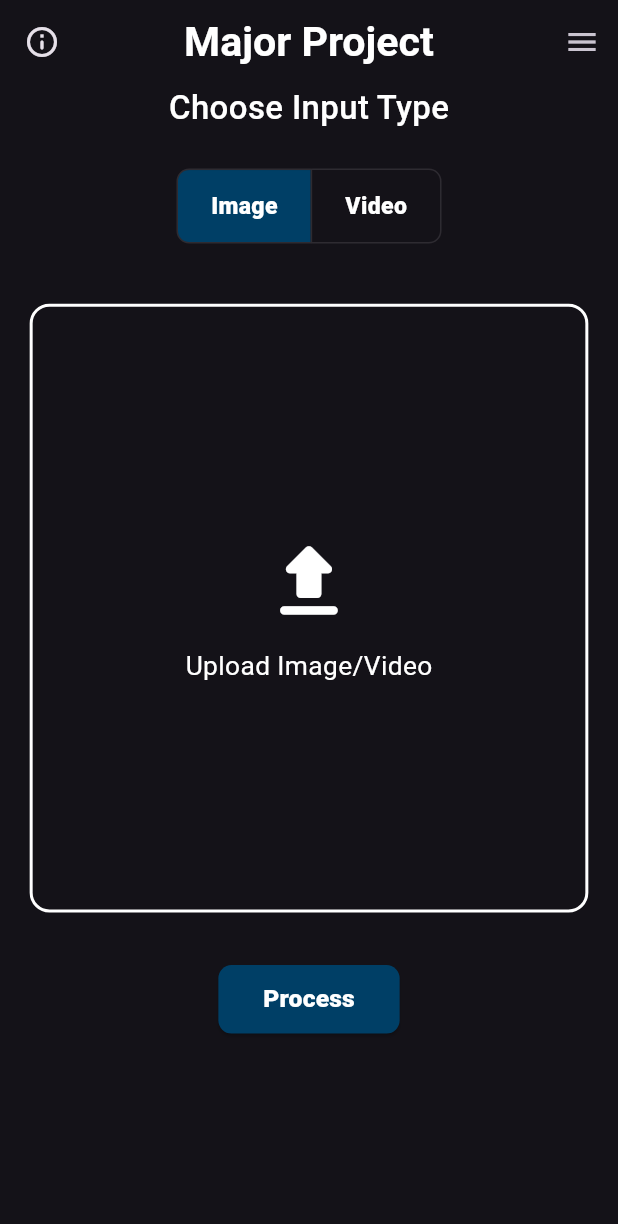
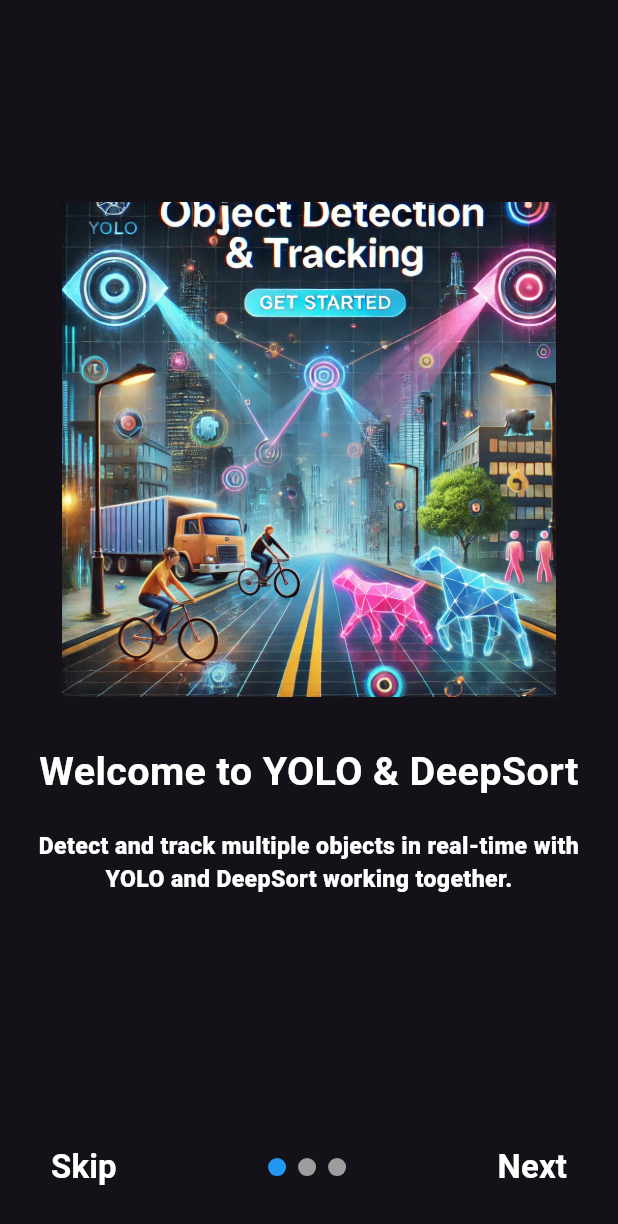
Before and after one commit to adityakumarsahu108/yolo_deepsort_major_project_7th_em, a Flutter app: the screen it shows after launch, on a phone screen of 412 x 824 dp. Shown: the top 1224 px of the screen. Run offline on Flutter 3.47's test engine with Material 3 defaults, Android fonts, the phone set to English and light mode, and no system bars; drawn by our look-alikes of smooth_page_indicator; our stand-ins replace flutter_bloc, flutter_screenutil, image_picker, permission_handler, video_player.

Commit message:
added onboarding screens

```diff
--- /dev/null
+++ b/lib/common/images.dart
@@ -0,0 +1,5 @@
+class Images {
+  static const yolo = 'asset/images/yolo.jpg';
+  static const deepSort = 'asset/images/deepSort.jpg';
+  static const both = 'asset/images/both.jpg';
+}
--- a/lib/main.dart
+++ b/lib/main.dart
@@ -2,7 +2,7 @@
 import 'package:flutter_bloc/flutter_bloc.dart';
 import 'package:flutter_screenutil/flutter_screenutil.dart';
 import 'package:yolo_deepsort/bloc/media_bloc.dart';
-import 'package:yolo_deepsort/screens/home_page.dart';
+import 'package:yolo_deepsort/screens/onboarding/onboarding_screen.dart';
 
 void main() {
   runApp(const MyApp());
@@ -16,13 +16,13 @@
     return ScreenUtilInit(
       designSize: const Size(375, 812),
       builder: (context, child) {
-        return MaterialApp(
-          debugShowCheckedModeBanner: false,
-          home: BlocProvider(
-            create: (context) => MediaPickerBloc(),
-            child: const HomePage(),
+        return BlocProvider(
+          create: (context) => MediaPickerBloc(),
+          child: MaterialApp(
+            debugShowCheckedModeBanner: false,
+            home: const OnboardingScreen(),
+            theme: ThemeData.dark(),
           ),
-          theme: ThemeData.dark(),
         );
       },
     );
--- /dev/null
+++ b/lib/screens/onboarding/onboarding_page.dart
@@ -0,0 +1,43 @@
+import 'package:flutter/material.dart';
+import 'package:flutter_screenutil/flutter_screenutil.dart';
+import 'package:yolo_deepsort/common/style.dart';
+
+class OnboardingPage extends StatelessWidget {
+  final String image;
+  final String title;
+  final String description;
+
+  const OnboardingPage({
+    super.key,
+    required this.image,
+    required this.title,
+    required this.description,
+  });
+
+  @override
+  Widget build(BuildContext context) {
+    return Padding(
+      padding: EdgeInsets.all(16.0.sp),
+      child: Column(
+        mainAxisAlignment: MainAxisAlignment.center,
+        children: [
+          Image.asset(image, height: 325.h),
+          SizedBox(height: 30.h),
+          Text(
+            title,
+            style: AppTextStyle.primaryTextStyle
+                .copyWith(color: Colors.white, fontSize: 24.sp),
+            textAlign: TextAlign.center,
+          ),
+          SizedBox(height: 20.h),
+          Text(
+            description,
+            style: AppTextStyle.secondaryBlackTextStyle
+                .copyWith(color: Colors.white),
+            textAlign: TextAlign.center,
+          ),
+        ],
+      ),
+    );
+  }
+}
--- /dev/null
+++ b/lib/screens/onboarding/onboarding_screen.dart
@@ -0,0 +1,107 @@
+import 'package:flutter/material.dart';
+import 'package:flutter_screenutil/flutter_screenutil.dart';
+import 'package:smooth_page_indicator/smooth_page_indicator.dart';
+import 'package:yolo_deepsort/common/images.dart';
+import 'package:yolo_deepsort/common/style.dart';
+import 'package:yolo_deepsort/screens/home_page.dart';
+import 'package:yolo_deepsort/screens/onboarding/onboarding_page.dart';
+
+class OnboardingScreen extends StatefulWidget {
+  const OnboardingScreen({super.key});
+
+  @override
+  // ignore: library_private_types_in_public_api
+  _OnboardingScreenState createState() => _OnboardingScreenState();
+}
+
+class _OnboardingScreenState extends State<OnboardingScreen> {
+  final PageController _controller = PageController();
+
+  @override
+  Widget build(BuildContext context) {
+    return Scaffold(
+      body: Column(
+        children: [
+          Expanded(
+            child: PageView(
+              controller: _controller,
+              children: const [
+                OnboardingPage(
+                  image: Images.yolo,
+                  title: 'Welcome to YOLO & DeepSort',
+                  description:
+                      'Detect and track multiple objects in real-time with YOLO and DeepSort working together.',
+                ),
+                OnboardingPage(
+                  image: Images.deepSort,
+                  title: 'Real-time Object Detection',
+                  description:
+                      'Use YOLO to detect various objects in images and videos instantly.',
+                ),
+                OnboardingPage(
+                  image: Images.both,
+                  title: 'Object Tracking with DeepSort',
+                  description:
+                      'Track detected objects across frames using the powerful DeepSort algorithm.',
+                ),
+              ],
+            ),
+          ),
+          Padding(
+            padding: EdgeInsets.all(20.0.sp),
+            child: Row(
+              mainAxisAlignment: MainAxisAlignment.spaceBetween,
+              children: [
+                TextButton(
+                  onPressed: () {
+                    Navigator.pushReplacement(
+                        context,
+                        MaterialPageRoute(
+                          builder: (context) => const HomePage(),
+                        ));
+                  },
+                  child: Text(
+                    'Skip',
+                    style: AppTextStyle.primaryTextStyle
+                        .copyWith(color: Colors.white),
+                  ),
+                ),
+                SmoothPageIndicator(
+                  controller: _controller,
+                  count: 3,
+                  effect: const WormEffect(
+                    dotWidth: 12,
+                    dotHeight: 12,
+                    activeDotColor: Colors.blue,
+                    dotColor: Colors.grey,
+                  ),
+                ),
+                TextButton(
+                  onPressed: () {
+                    if (_controller.page!.toInt() == 2) {
+                      Navigator.pushReplacement(
+                          context,
+                          MaterialPageRoute(
+                            builder: (context) => const HomePage(),
+                          ));
+                    } else {
+                      _controller.nextPage(
+                        duration: const Duration(milliseconds: 300),
+                        curve: Curves.easeInOut,
+                      );
+                    }
+                  },
+                  child: Text(
+                    'Next',
+                    style: AppTextStyle.primaryTextStyle
+                        .copyWith(color: Colors.white),
+                  ),
+                ),
+              ],
+            ),
+          ),
+        ],
+      ),
+    );
+  }
+}
```
Also changed, not shown: pubspec.yaml (+6 -3 lines), asset/images/both.jpg (added), asset/images/deepSort.jpg (added), asset/images/yolo.jpg (added), pubspec.lock.
